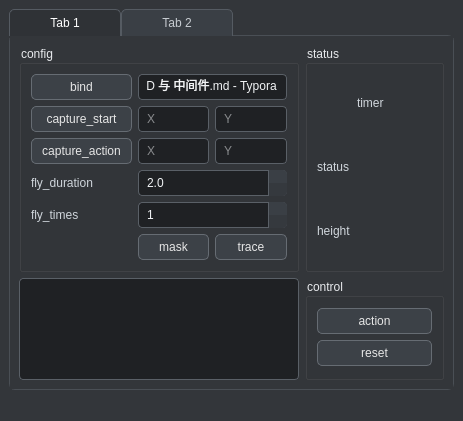
Old version of the form ui/designer/main_window.ui in the repository Airisi/PetHunter.
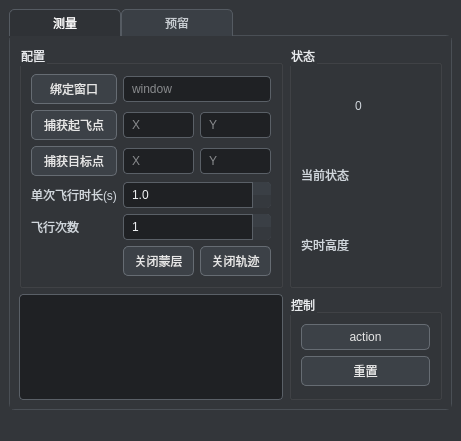
New version of the form.

Commit message: 新增架构设计文档，重构项目结构，添加状态机与事件处理，优化配置管理，更新 UI 元素命名与文本，完善测量与截图功能模块。

Patch:
```diff
--- a/ui/designer/main_window.ui
+++ b/ui/designer/main_window.ui
@@ -6,8 +6,8 @@
    <rect>
     <x>0</x>
     <y>0</y>
-    <width>463</width>
-    <height>368</height>
+    <width>459</width>
+    <height>434</height>
    </rect>
   </property>
   <property name="windowTitle">
@@ -154,13 +154,13 @@
       </property>
       <widget class="QWidget" name="tab">
        <attribute name="title">
-        <string>Tab 1</string>
+        <string>测量</string>
        </attribute>
        <layout class="QGridLayout" name="gridLayout">
         <item row="1" column="0">
          <widget class="QGroupBox" name="groupBox">
           <property name="title">
-           <string>config</string>
+           <string>配置</string>
           </property>
           <layout class="QVBoxLayout" name="verticalLayout">
            <item>
@@ -174,7 +174,7 @@
                 <double>0.100000000000000</double>
                </property>
                <property name="value">
-                <double>2.000000000000000</double>
+                <double>1.000000000000000</double>
                </property>
               </widget>
              </item>
@@ -188,14 +188,14 @@
              <item row="3" column="0">
               <widget class="QLabel" name="label_4">
                <property name="text">
-                <string>fly_duration</string>
+                <string>单次飞行时长(s)</string>
                </property>
               </widget>
              </item>
              <item row="0" column="0">
               <widget class="QPushButton" name="btn_bind_game">
                <property name="text">
-                <string>bind</string>
+                <string>绑定窗口</string>
                </property>
               </widget>
              </item>
@@ -209,14 +209,14 @@
              <item row="4" column="0">
               <widget class="QLabel" name="label_5">
                <property name="text">
-                <string>fly_times</string>
+                <string>飞行次数</string>
                </property>
               </widget>
              </item>
              <item row="1" column="0">
               <widget class="QPushButton" name="btn_capture_start_click">
                <property name="text">
-                <string>capture_start</string>
+                <string>捕获起飞点</string>
                </property>
               </widget>
              </item>
@@ -240,7 +240,7 @@
              <item row="2" column="0">
               <widget class="QPushButton" name="btn_capture_action_click">
                <property name="text">
-                <string>capture_action</string>
+                <string>捕获目标点</string>
                </property>
               </widget>
              </item>
@@ -257,21 +257,24 @@
              <item row="0" column="1" colspan="2">
               <widget class="QLineEdit" name="le_window_name">
                <property name="text">
-                <string>HTID 与 中间件.md - Typora</string>
+                <string/>
+               </property>
+               <property name="placeholderText">
+                <string>window</string>
                </property>
               </widget>
              </item>
              <item row="5" column="2">
               <widget class="QPushButton" name="btn_trace_toggle">
                <property name="text">
-                <string>trace</string>
+                <string>关闭轨迹</string>
                </property>
               </widget>
              </item>
              <item row="5" column="1">
               <widget class="QPushButton" name="btn_mask_toggle">
                <property name="text">
-                <string>mask</string>
+                <string>关闭蒙层</string>
                </property>
               </widget>
              </item>
@@ -286,7 +289,7 @@
         <item row="1" column="1">
          <widget class="QGroupBox" name="groupBox_2">
           <property name="title">
-           <string>status</string>
+           <string>状态</string>
           </property>
           <layout class="QVBoxLayout" name="verticalLayout_2">
            <item>
@@ -307,14 +310,14 @@
              <item row="1" column="0">
               <widget class="QLabel" name="label">
                <property name="text">
-                <string>status</string>
+                <string>当前状态</string>
                </property>
               </widget>
              </item>
              <item row="2" column="0">
               <widget class="QLabel" name="label_2">
                <property name="text">
-                <string>height</string>
+                <string>实时高度</string>
                </property>
               </widget>
              </item>
@@ -328,7 +331,7 @@
              <item row="0" column="1">
               <widget class="QLabel" name="lbl_timer">
                <property name="text">
-                <string>timer</string>
+                <string>0</string>
                </property>
               </widget>
              </item>
@@ -340,7 +343,7 @@
         <item row="3" column="1">
          <widget class="QGroupBox" name="groupBox_3">
           <property name="title">
-           <string>control</string>
+           <string>控制</string>
           </property>
           <layout class="QVBoxLayout" name="verticalLayout_3">
            <item>
@@ -355,7 +358,7 @@
              <item row="1" column="0">
               <widget class="QPushButton" name="btn_reset">
                <property name="text">
-                <string>reset</string>
+                <string>重置</string>
                </property>
               </widget>
              </item>
@@ -368,7 +371,7 @@
       </widget>
       <widget class="QWidget" name="tab_2">
        <attribute name="title">
-        <string>Tab 2</string>
+        <string>预留</string>
        </attribute>
       </widget>
      </widget>
```
Left out of the diff: 22 changed lines with no effect on the pictures. The commit also changes 38 other files.
